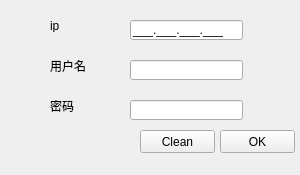
wockkkk/chat, file signon_ui.ui: the form before one commit.
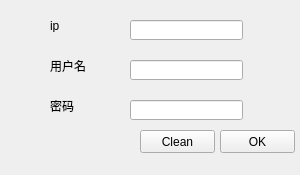
The form after the commit.

The edit to the form file:
```diff
--- a/signon_ui.ui
+++ b/signon_ui.ui
@@ -63,7 +63,7 @@
      </rect>
     </property>
     <property name="inputMask">
-     <string>000.000.000.000;_</string>
+     <string/>
     </property>
    </widget>
    <widget class="QLineEdit" name="lineEdit_2">
```
